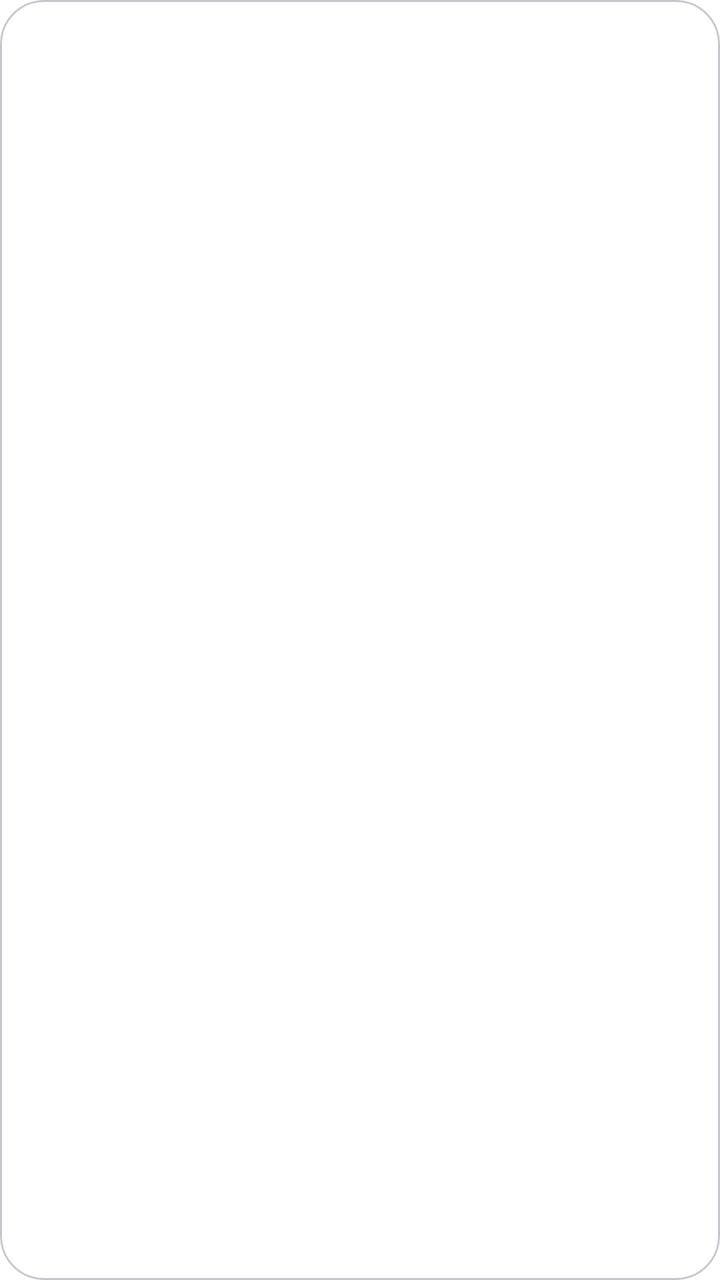
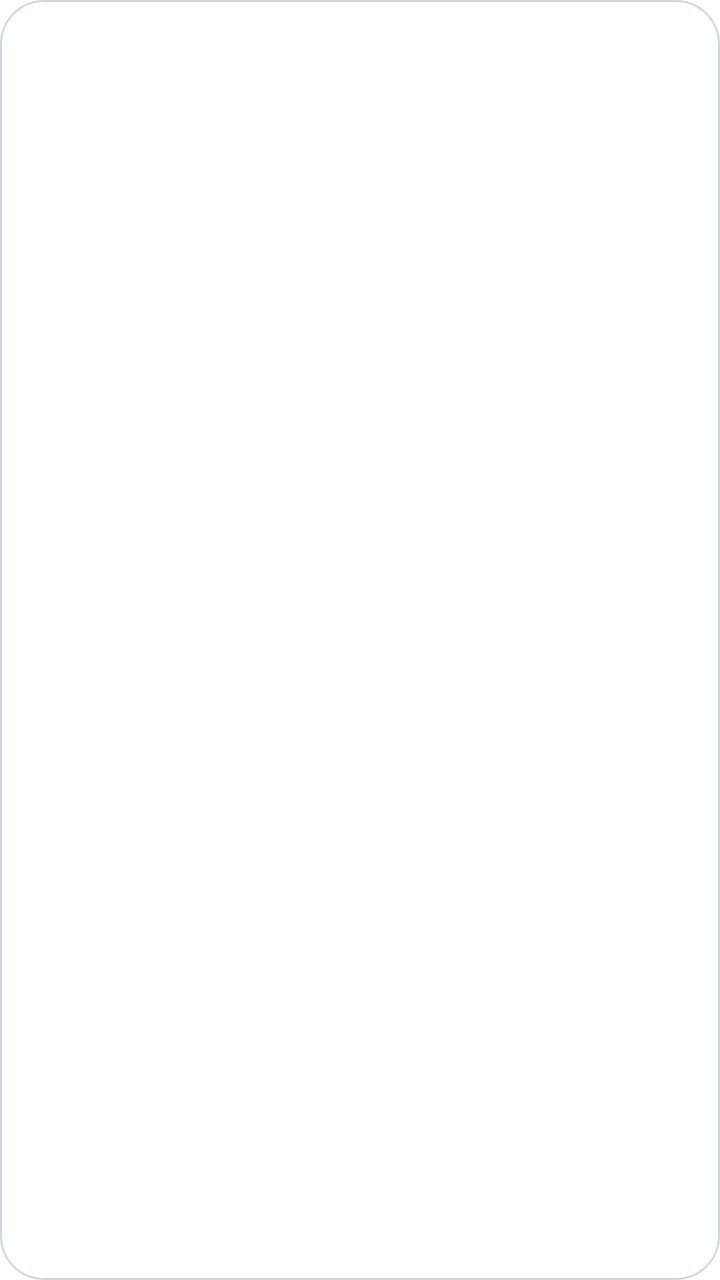

Screens rendered from an Android XML layout before and after an edit, with the pre-edit source and the edit as a unified diff.
<!-- AndroidManifest.xml: application theme Theme.PlantDiseases -->
<!-- res/layout/item_gallery_scan.xml -->
<?xml version="1.0" encoding="utf-8"?>
<com.google.android.material.card.MaterialCardView
    xmlns:android="http://schemas.android.com/apk/res/android"
    xmlns:app="http://schemas.android.com/apk/res-auto"
    android:layout_width="match_parent"
    android:layout_height="wrap_content"
    android:layout_margin="@dimen/space_xs"
    android:clickable="true"
    android:focusable="true"
    android:foreground="?attr/selectableItemBackground"
    app:cardCornerRadius="@dimen/radius_lg"
    app:cardElevation="@dimen/glass_elevation_soft"
    app:cardBackgroundColor="@color/surface">

    <LinearLayout
        android:layout_width="match_parent"
        android:layout_height="wrap_content"
        android:orientation="vertical">

        <FrameLayout
            android:layout_width="match_parent"
            android:layout_height="wrap_content">

            <ImageView
                android:id="@+id/iv_plant"
                android:layout_width="match_parent"
                android:layout_height="160dp"
                android:scaleType="centerCrop"
                android:contentDescription="@string/result_title" />

            <View
                android:id="@+id/status_indicator"
                android:layout_width="match_parent"
                android:layout_height="4dp"
                android:layout_gravity="bottom" />

            
            <TextView
                android:id="@+id/tv_community_badge"
                android:layout_width="wrap_content"
                android:layout_height="wrap_content"
                android:layout_gravity="top|end"
                android:layout_margin="@dimen/space_xs"
                android:background="@drawable/bg_glass_dark_pill"
                android:paddingHorizontal="@dimen/space_sm"
                android:paddingVertical="2dp"
                android:textSize="@dimen/text_caption"
                android:textColor="@android:color/white"
                android:visibility="gone" />

            
            <TextView
                android:id="@+id/tv_new_opinions"
                android:layout_width="wrap_content"
                android:layout_height="wrap_content"
                android:layout_gravity="top|start"
                android:layout_margin="@dimen/space_xs"
                android:background="@drawable/bg_badge_new"
                android:paddingHorizontal="@dimen/space_sm"
                android:paddingVertical="2dp"
                android:textSize="@dimen/text_caption"
                android:textStyle="bold"
                android:textColor="@android:color/white"
                android:visibility="gone" />

        </FrameLayout>

        <LinearLayout
            android:layout_width="match_parent"
            android:layout_height="wrap_content"
            android:orientation="vertical"
            android:padding="@dimen/space_md">

            <TextView
                android:id="@+id/tv_disease_name"
                android:layout_width="match_parent"
                android:layout_height="wrap_content"
                android:textSize="@dimen/text_body"
                android:textColor="@color/on_surface"
                android:fontFamily="sans-serif-medium"
                android:maxLines="1"
                android:ellipsize="end" />

            <LinearLayout
                android:layout_width="match_parent"
                android:layout_height="wrap_content"
                android:layout_marginTop="@dimen/space_xs"
                android:orientation="horizontal"
                android:gravity="center_vertical">

                <TextView
                    android:id="@+id/tv_confidence"
                    android:layout_width="0dp"
                    android:layout_height="wrap_content"
                    android:layout_weight="1"
                    android:textSize="@dimen/text_body_sm"
                    android:textColor="@color/on_surface_secondary" />

                <TextView
                    android:id="@+id/tv_date"
                    android:layout_width="wrap_content"
                    android:layout_height="wrap_content"
                    android:textSize="@dimen/text_caption"
                    android:textColor="@color/on_surface_secondary"
                    android:alpha="0.7" />

            </LinearLayout>

        </LinearLayout>

    </LinearLayout>

</com.google.android.material.card.MaterialCardView>
<!-- resources referenced by this layout -->
<resources>
  <color name="on_surface">#052E16</color>
  <color name="on_surface_secondary">#4B5563</color>
  <color name="surface">#FFFFFF</color>
  <dimen name="glass_elevation_soft">0dp</dimen>
  <dimen name="radius_lg">22dp</dimen>
  <dimen name="space_md">12dp</dimen>
  <dimen name="space_sm">8dp</dimen>
  <dimen name="space_xs">4dp</dimen>
  <dimen name="text_body">14sp</dimen>
  <dimen name="text_body_sm">13sp</dimen>
  <dimen name="text_caption">11sp</dimen>
  <!-- drawable bg_badge_new (drawable) -->
  <?xml version="1.0" encoding="utf-8"?>
  <shape xmlns:android="http://schemas.android.com/apk/res/android" android:shape="rectangle">
      <solid android:color="@color/disease_red" />
      <corners android:radius="999dp" />
  </shape>
  <!-- drawable bg_glass_dark_pill (drawable) -->
  <?xml version="1.0" encoding="utf-8"?>
  <shape xmlns:android="http://schemas.android.com/apk/res/android"
      android:shape="rectangle">
      <solid android:color="@color/glass_dark_scrim_strong" />
      <corners android:radius="@dimen/radius_round" />
      <stroke
          android:width="@dimen/glass_stroke_width"
          android:color="@color/glass_stroke_strong" />
  </shape>
  <string name="result_title">Diagnosis</string>
  <color name="disease_red">#DC2626</color>
  <color name="glass_dark_scrim_strong">#4D000000</color>
  <dimen name="radius_round">999dp</dimen>
  <dimen name="glass_stroke_width">1dp</dimen>
  <color name="glass_stroke_strong">#66FFFFFF</color>
  <color name="primary">#16A34A</color>
  <color name="primary_dark">#15803D</color>
  <color name="on_primary">#FFFFFF</color>
  <color name="primary_light">#DCFCE7</color>
  <color name="secondary">#4ADE80</color>
  <color name="on_secondary">#052E16</color>
  <color name="background">#FFFFFF</color>
  <color name="surface_variant">#F0FDF4</color>
  <color name="surface_container_low">#F4FBF6</color>
  <color name="surface_container">#ECF7F0</color>
  <style name="App.Button.Filled" parent="Widget.Material3.Button">
          <item name="backgroundTint">@color/primary</item>
          <item name="android:textColor">@color/on_primary</item>
          <item name="rippleColor">@color/primary_dark</item>
          <item name="shapeAppearanceOverlay">@style/ShapeAppearance.App.Button</item>
          <item name="android:minHeight">48dp</item>
          <item name="android:paddingHorizontal">@dimen/space_2xl</item>
          <item name="android:textSize">@dimen/text_body</item>
          <item name="android:fontFamily">sans-serif-medium</item>
          <item name="android:letterSpacing">0.01</item>
          <item name="iconTint">@color/on_primary</item>
          <item name="elevation">0dp</item>
      </style>
  <style name="App.FAB" parent="Widget.Material3.FloatingActionButton.Primary">
          <item name="backgroundTint">@color/primary</item>
          <item name="tint">@color/on_primary</item>
          <item name="rippleColor">@color/primary_dark</item>
          <item name="elevation">6dp</item>
          <item name="hoveredFocusedTranslationZ">8dp</item>
          <item name="pressedTranslationZ">10dp</item>
      </style>
  <style name="App.FAB.Extended" parent="Widget.Material3.ExtendedFloatingActionButton.Primary">
          <item name="backgroundTint">@color/primary</item>
          <item name="iconTint">@color/on_primary</item>
          <item name="android:textColor">@color/on_primary</item>
          <item name="rippleColor">@color/primary_dark</item>
          <item name="elevation">6dp</item>
          <item name="android:fontFamily">sans-serif-medium</item>
          <item name="android:letterSpacing">0.02</item>
      </style>
  <style name="ShapeAppearance.App.Button" parent="ShapeAppearance.Material3.Corner.Large">
          <item name="cornerSize">24dp</item>
      </style>
  <dimen name="space_2xl">24dp</dimen>
  <!-- unchanged entries left out for length: 1 -->
</resources>

<!-- the commit's change to res/layout/item_gallery_scan.xml (unified diff, before → after) -->
@@ -10,7 +10,9 @@
     android:foreground="?attr/selectableItemBackground"
     app:cardCornerRadius="@dimen/radius_lg"
     app:cardElevation="@dimen/glass_elevation_soft"
-    app:cardBackgroundColor="@color/surface">
+    app:cardBackgroundColor="@color/surface"
+    app:strokeColor="@color/card_stroke"
+    app:strokeWidth="@dimen/glass_stroke_width">
 
     <LinearLayout
         android:layout_width="match_parent"
@@ -101,8 +103,7 @@
                     android:layout_width="wrap_content"
                     android:layout_height="wrap_content"
                     android:textSize="@dimen/text_caption"
-                    android:textColor="@color/on_surface_secondary"
-                    android:alpha="0.7" />
+                    android:textColor="@color/on_surface_secondary" />
 
             </LinearLayout>
 
<!-- resource entries referenced after the edit -->
@@ -1,5 +1,6 @@
 <!-- resources referenced by this layout -->
 <resources>
+  <color name="card_stroke">#D1D5DB</color>
   <color name="on_surface">#052E16</color>
   <color name="on_surface_secondary">#4B5563</color>
   <color name="surface">#FFFFFF</color>
